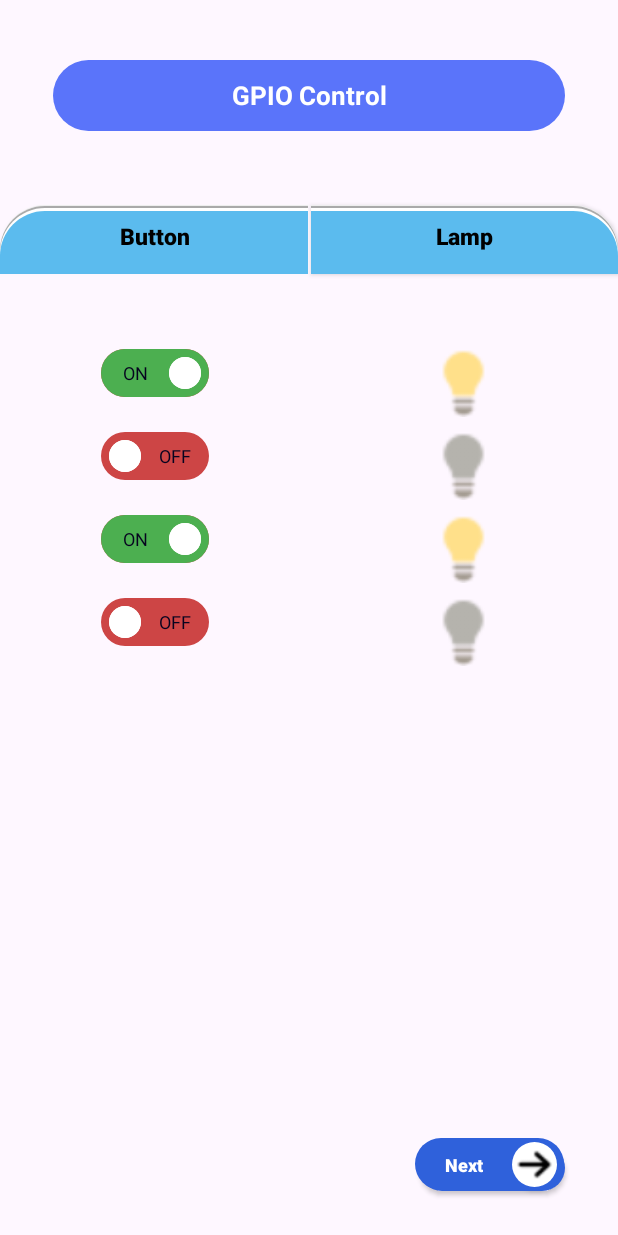
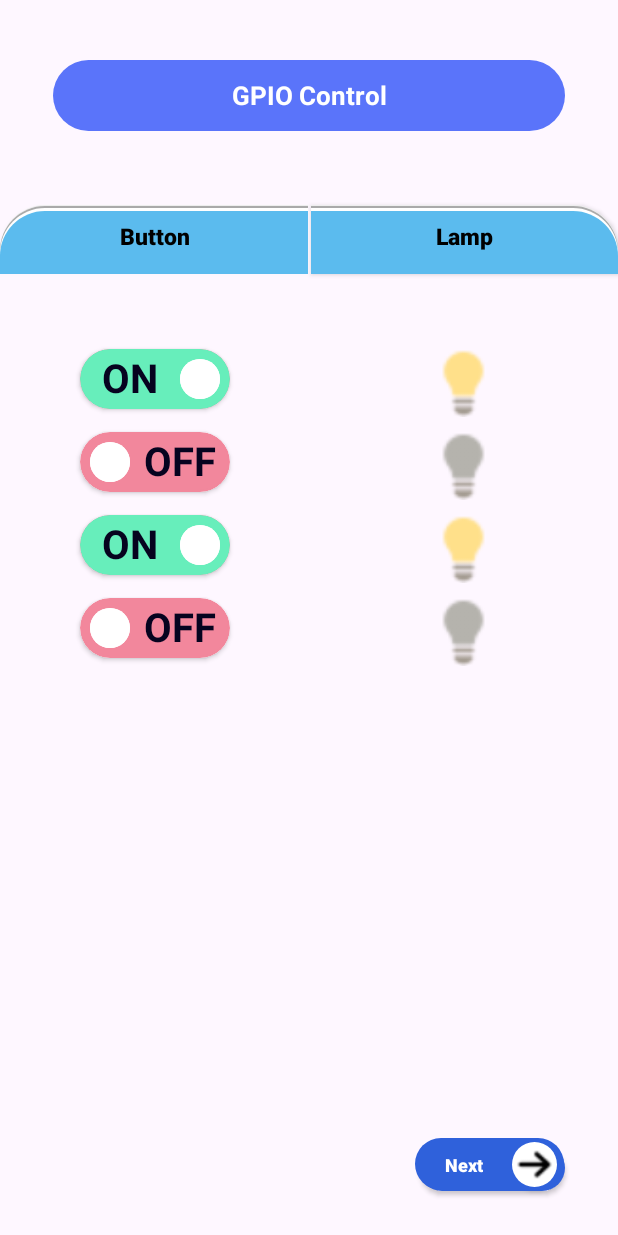
Before and after one commit to kaushalmrydotinfotech/IOTRemote, an Android app: the Frame2 screen opened through its navigation route, on a phone screen of 412 x 824 dp. Run offline under Robolectric (Android 15) with nearby library versions, the phone set to English and light mode, and no system bars.

Commit message:
add some functionality.

```diff
--- a/app/src/main/java/com/rydot/iotRemote/customSwitch/LabeledSwitch.java
+++ b/app/src/main/java/com/rydot/iotRemote/customSwitch/LabeledSwitch.java
@@ -137,7 +137,7 @@ public class LabeledSwitch extends ToggleableView {
         rightFgArc = new RectF();
         thumbBounds = new RectF();
 
-        this.colorOff = Color.parseColor("#CD4545");
+        this.colorOff = Color.parseColor("#f2879c");
         this.colorDisabled = Color.parseColor("#FF000000");
     }
 
@@ -149,7 +149,7 @@ public class LabeledSwitch extends ToggleableView {
             if (attr == R.styleable.Toggle_on) {
                 isOn = tarr.getBoolean(R.styleable.Toggle_on, false);
             } else if (attr == R.styleable.Toggle_colorOff) {
-                colorOff = tarr.getColor(R.styleable.Toggle_colorOff, Color.parseColor("#CD4545"));
+                colorOff = tarr.getColor(R.styleable.Toggle_colorOff, Color.parseColor("#f2879c"));
             } else if (attr == R.styleable.Toggle_colorBorder) {
                 int accentColor;
                 if (android.os.Build.VERSION.SDK_INT >= android.os.Build.VERSION_CODES.M) {
@@ -181,21 +181,19 @@ public class LabeledSwitch extends ToggleableView {
         }
     }
 
-    @SuppressLint("ResourceAsColor")
     @Override protected void onDraw(Canvas canvas) {
         super.onDraw(canvas);
         paint.setTextSize(textSize);
-        int colorThumb;
         int colorText;
 
         colorText = R.color.black;
-
-        colorThumb = R.color.white;
+        paint.setTypeface(Typeface.defaultFromStyle(Typeface.BOLD));
+        paint.setTextSize(40f);
 
 //      Drawing Switch background here
         {
             if(isEnabled()) {
-                paint.setColor(Color.parseColor("#CD4545"));
+                paint.setColor(Color.parseColor("#f2879c"));
             } else {
                 paint.setColor(colorDisabled);
             }
@@ -269,11 +267,6 @@ public class LabeledSwitch extends ToggleableView {
             alpha = (alpha < 0 ? 0 : (alpha > 255 ? 255 : alpha));
             int onColor;
             onColor = Color.argb(alpha, Color.red(colorText), Color.green(colorText), Color.blue(colorText));
-            /*if(isEnabled()) {
-                onColor = Color.argb(alpha, Color.red(colorText), Color.green(colorText), Color.blue(colorText));
-            } else {
-                onColor = Color.argb(alpha, Color.red(colorText), Color.green(colorText), Color.blue(colorText));
-            }*/
             paint.setColor(onColor);
 
             centerX = (width - padding - ((padding + (padding >>> 1)) + (thumbRadii << 1))) >>> 1;
@@ -292,11 +285,6 @@ public class LabeledSwitch extends ToggleableView {
             alpha = (alpha < 0 ? 0 : (alpha > 255 ? 255 : alpha));
             int onColor;
             onColor = Color.argb(alpha, Color.parseColor("#FFFFFFFF"), Color.parseColor("#FFFFFFFF"),Color.parseColor("#FFFFFFFF"));
-          /*  if(isEnabled()) {
-                onColor = Color.argb(alpha, Color.parseColor("#FFFFFFFF"), Color.parseColor("#FFFFFFFF"),Color.parseColor("#FFFFFFFF"));
-            } else {
-                onColor = Color.argb(alpha, Color.parseColor("#FFFFFFFF"), Color.parseColor("#FFFFFFFF"),Color.parseColor("#FFFFFFFF"));
-            }*/
             paint.setColor(onColor);
             canvas.drawCircle(thumbBounds.centerX(), thumbBounds.centerY(), thumbRadii, paint);
         }
@@ -552,7 +540,7 @@ public class LabeledSwitch extends ToggleableView {
      */
     public void setTypeface(Typeface typeface) {
         this.typeface = typeface;
-        paint.setTypeface(typeface);
+        paint.setTypeface(Typeface.defaultFromStyle(Typeface.BOLD));
         invalidate();
     }
 
--- a/app/src/main/res/layout/fragment_frame1.xml
+++ b/app/src/main/res/layout/fragment_frame1.xml
@@ -48,6 +48,7 @@
         android:layout_marginTop="45dp"
         android:background="@drawable/btn_shadow_bg"
         android:elevation="10dp"
+        android:minHeight="40dp"
         android:text="@string/wi_fi"
         android:textAllCaps="false"
         android:textColor="@color/black"
--- a/app/src/main/res/layout/raw_item.xml
+++ b/app/src/main/res/layout/raw_item.xml
@@ -4,16 +4,23 @@
     android:layout_height="wrap_content"
     xmlns:app="http://schemas.android.com/apk/res-auto">
 
-
-    <com.rydot.iotRemote.customSwitch.LabeledSwitch
-        android:id="@+id/toggle"
-        android:layout_width="wrap_content"
-        android:layout_height="wrap_content"
+    <androidx.cardview.widget.CardView
+        android:id="@+id/toggleCard"
+        android:layout_width="100dp"
+        android:layout_height="40dp"
+        app:cardCornerRadius="20dp"
         android:layout_marginTop="10dp"
-        android:text="@string/on"
         app:layout_constraintTop_toTopOf="parent"
         app:layout_constraintStart_toStartOf="parent"
-        app:layout_constraintEnd_toEndOf="@id/guideline"/>
+        app:layout_constraintEnd_toEndOf="@id/guideline">
+        <com.rydot.iotRemote.customSwitch.LabeledSwitch
+            android:id="@+id/toggle"
+            android:layout_width="match_parent"
+            android:layout_height="match_parent"
+            android:text="@string/on" />
+    </androidx.cardview.widget.CardView>
+
+
 
   <androidx.constraintlayout.widget.Guideline
       android:id="@+id/guideline"
@@ -30,6 +37,6 @@
         app:layout_constrainedWidth="true"
         app:layout_constraintStart_toStartOf="@id/guideline"
         app:layout_constraintEnd_toEndOf="parent"
-        app:layout_constraintTop_toTopOf="@id/toggle" />
+        app:layout_constraintTop_toTopOf="@id/toggleCard" />
 
 </androidx.constraintlayout.widget.ConstraintLayout>
--- a/app/src/main/res/values/colors.xml
+++ b/app/src/main/res/values/colors.xml
@@ -1,6 +1,6 @@
 <?xml version="1.0" encoding="utf-8"?>
 <resources>
-    <color name="black">#FF000000</color>
+    <color name="black">#000000</color>
     <color name="light_black">#686464</color>
     <color name="white">#FFFFFFFF</color>
     <color name="blue">#5a74fa</color>
@@ -11,6 +11,6 @@
     <color name="gray">#807A7A</color>
     <color name="gray_shadow">#dddddd</color>'
     <color name="gray_shadow2">#c9c9c9</color>
-    <color name="green">#4CAF50</color>
-    <color name="red">#CD4545</color>
+    <color name="green">#67eebb</color>
+    <color name="red">#f2879c</color>
 </resources>
```
Also changed, not shown: app/src/main/res/drawable/bg_switch.xml (added, +10 -0 lines).
